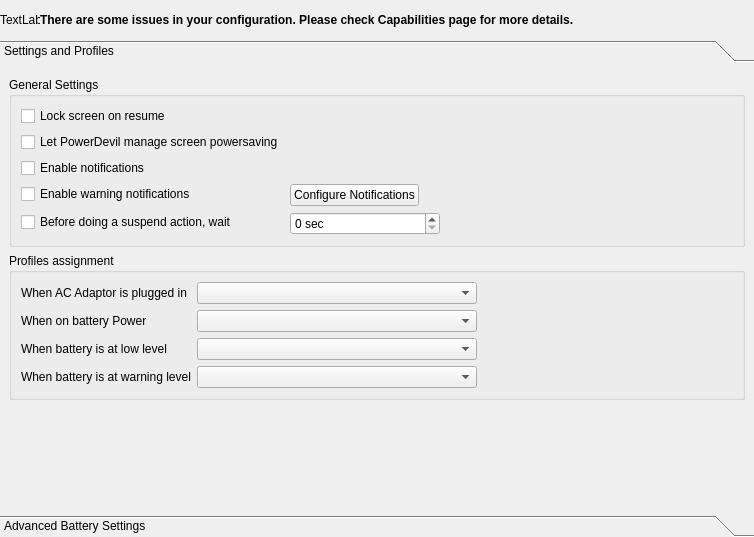
Above: kcmodule/generalPage.ui from KDE/powerdevil before the change. Below: the same form after it.
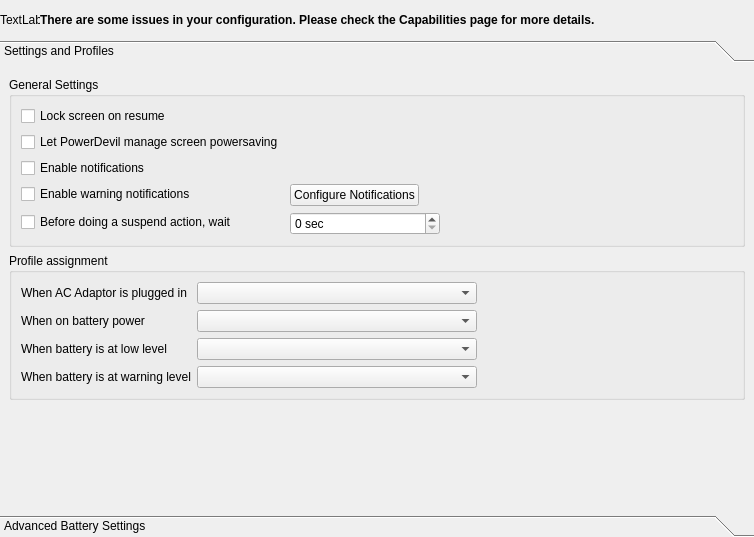
That is the form after the change. Custom widgets are drawn as their Qt base class.

Patch:
```diff
--- a/kcmodule/generalPage.ui
+++ b/kcmodule/generalPage.ui
@@ -40,7 +40,7 @@
      <item>
       <widget class="QLabel" name="issueText" >
        <property name="text" >
-        <string>&lt;b>There are some issues in your configuration. Please check Capabilities page for more details.&lt;/b></string>
+        <string>&lt;b>There are some issues in your configuration. Please check the Capabilities page for more details.&lt;/b></string>
        </property>
        <property name="scaledContents" >
         <bool>true</bool>
@@ -202,7 +202,7 @@
        <item>
         <widget class="QGroupBox" name="groupBox_4" >
          <property name="title" >
-          <string>Profiles assignment</string>
+          <string>Profile assignment</string>
          </property>
          <layout class="QFormLayout" name="formLayout_5" >
           <item row="0" column="0" >
@@ -225,7 +225,7 @@
           <item row="1" column="0" >
            <widget class="QLabel" name="label_7" >
             <property name="text" >
-             <string>When on battery Power</string>
+             <string>When on battery power</string>
             </property>
            </widget>
           </item>
```
Left out of the diff: 4 changed lines with no effect on the pictures.
